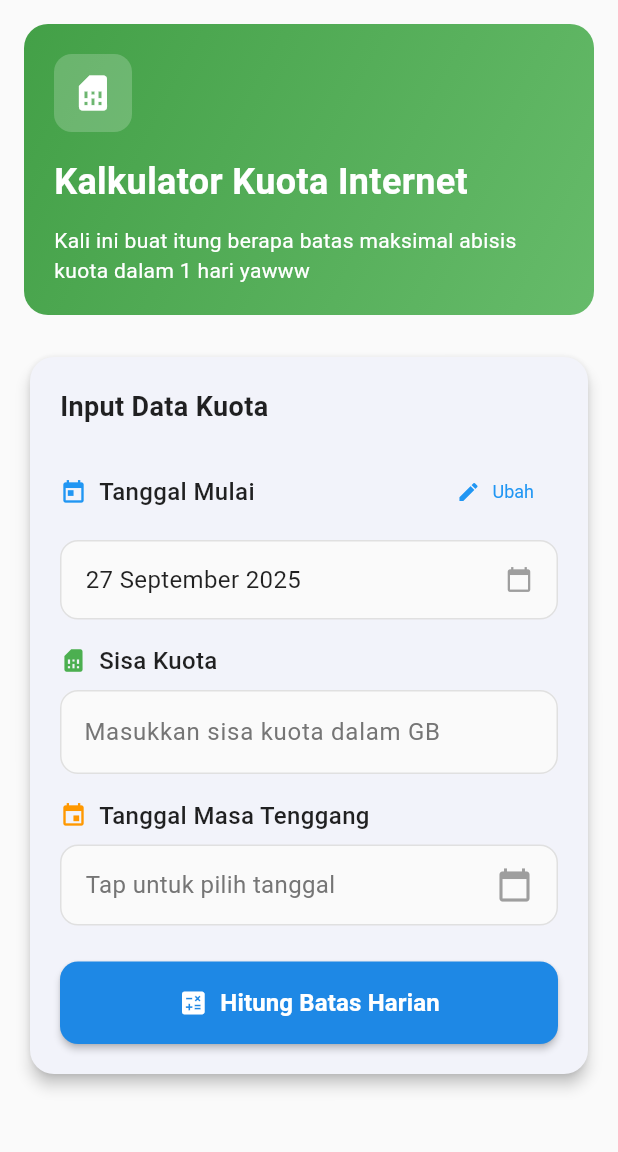
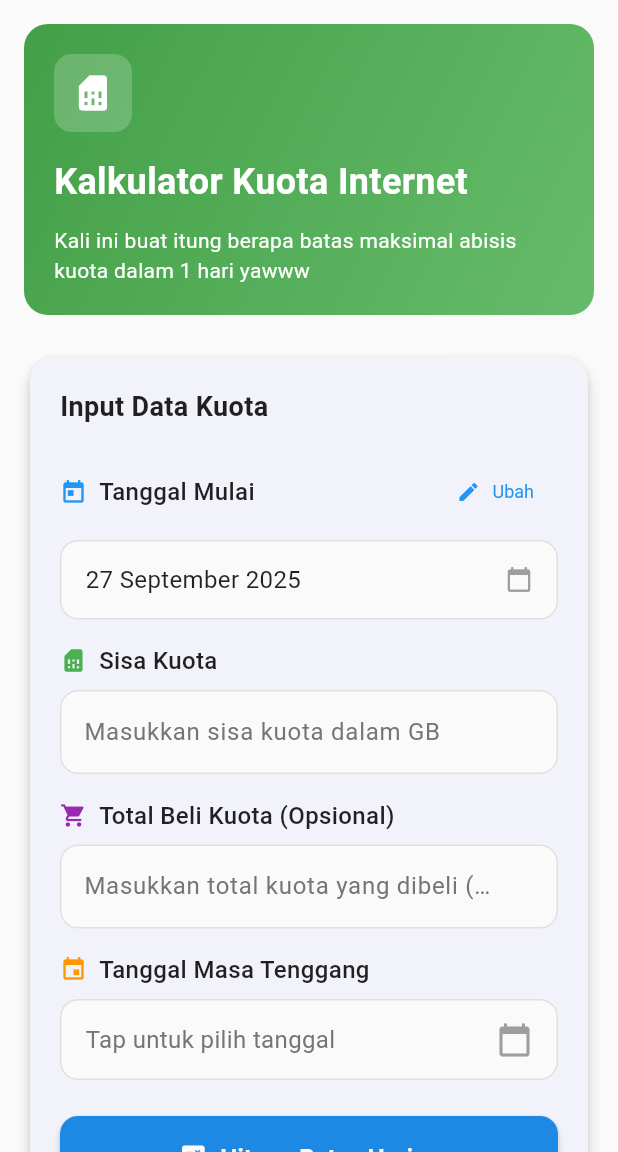
Before and after one commit to ronyumbu/Kalkulator-Kit, a Flutter app: the QuotaCalculatorPage screen opened by its route, on a phone screen of 412 x 824 dp, the part 84-1236 px from its top. Run offline on Flutter 3.47's test engine with Material 3 defaults, Android fonts, the phone set to English and light mode, and no system bars.

Commit message:
Tambah fitur hitung sisa kuota

```diff
--- a/lib/models/quota_data.dart
+++ b/lib/models/quota_data.dart
@@ -2,11 +2,13 @@ class QuotaData {
   final DateTime currentDate;
   final DateTime expiryDate;
   final double remainingQuota;
+  final double? totalPurchasedQuota; // Opsional: total kuota yang dibeli
 
   QuotaData({
     required this.currentDate,
     required this.expiryDate,
     required this.remainingQuota,
+    this.totalPurchasedQuota,
   });
 
   int get daysRemaining => expiryDate.difference(currentDate).inDays;
@@ -20,4 +22,11 @@ class QuotaData {
       expiryDate.isAfter(currentDate) &&
       remainingQuota > 0 &&
       daysRemaining <= 365;
+
+  // Jika totalPurchasedQuota diisi, hitung kuota terpakai = total - sisa (minimal 0)
+  double? get usedQuota {
+    if (totalPurchasedQuota == null) return null;
+    final used = totalPurchasedQuota! - remainingQuota;
+    return used > 0 ? used : 0.0;
+  }
 }
--- a/lib/pages/quota_calculator_page.dart
+++ b/lib/pages/quota_calculator_page.dart
@@ -14,6 +14,7 @@ class QuotaCalculatorPage extends StatefulWidget {
 class _QuotaCalculatorPageState extends State<QuotaCalculatorPage> {
   final GlobalKey<ScaffoldState> _scaffoldKey = GlobalKey<ScaffoldState>();
   final TextEditingController _quotaController = TextEditingController();
+  final TextEditingController _totalPurchasedController = TextEditingController();
   DateTime? _selectedDate;
   DateTime _currentDate = DateTime.now();
   Map<String, String> _errors = {};
@@ -21,6 +22,7 @@ class _QuotaCalculatorPageState extends State<QuotaCalculatorPage> {
   @override
   void dispose() {
     _quotaController.dispose();
+    _totalPurchasedController.dispose();
     super.dispose();
   }
 
@@ -121,6 +123,7 @@ class _QuotaCalculatorPageState extends State<QuotaCalculatorPage> {
       _errors = QuotaCalculationService.validateInputs(
         expiryDate: _selectedDate,
         quotaText: _quotaController.text,
+        totalPurchasedText: _totalPurchasedController.text,
         currentDate: _currentDate,
       );
     });
@@ -130,6 +133,7 @@ class _QuotaCalculatorPageState extends State<QuotaCalculatorPage> {
       final result = QuotaCalculationService.calculateQuota(
         expiryDate: _selectedDate,
         quotaText: _quotaController.text,
+        totalPurchasedText: _totalPurchasedController.text,
         currentDate: _currentDate,
       );
 
@@ -150,6 +154,7 @@ class _QuotaCalculatorPageState extends State<QuotaCalculatorPage> {
   void _resetForm() {
     setState(() {
       _quotaController.clear();
+      _totalPurchasedController.clear();
       _selectedDate = null;
       _currentDate = DateTime.now();
       _errors.clear();
@@ -250,6 +255,7 @@ class _QuotaCalculatorPageState extends State<QuotaCalculatorPage> {
             // Form input section
             QuotaCalculatorForm(
               quotaController: _quotaController,
+              totalPurchasedController: _totalPurchasedController,
               selectedDate: _selectedDate,
               currentDate: _currentDate,
               errors: _errors,
--- a/lib/services/quota_calculation_service.dart
+++ b/lib/services/quota_calculation_service.dart
@@ -4,6 +4,7 @@ class QuotaCalculationService {
   static Map<String, String> validateInputs({
     required DateTime? expiryDate,
     required String quotaText,
+    String? totalPurchasedText,
     DateTime? currentDate,
   }) {
     Map<String, String> errors = {};
@@ -38,12 +39,26 @@ class QuotaCalculationService {
       }
     }
 
+    // Validate optional total purchased quota
+    if (totalPurchasedText != null && totalPurchasedText.trim().isNotEmpty) {
+      final total = double.tryParse(totalPurchasedText.replaceAll(',', '.'));
+      final remaining = double.tryParse(quotaText.replaceAll(',', '.'));
+      if (total == null) {
+        errors['totalPurchased'] = 'Masukkan total beli kuota yang valid';
+      } else if (total <= 0) {
+        errors['totalPurchased'] = 'Total beli kuota harus lebih dari 0';
+      } else if (remaining != null && total < remaining) {
+        errors['totalPurchased'] = 'Total beli kuota tidak boleh kurang dari sisa kuota';
+      }
+    }
+
     return errors;
   }
 
   static QuotaData? calculateQuota({
     required DateTime? expiryDate,
     required String quotaText,
+    String? totalPurchasedText,
     DateTime? currentDate,
   }) {
     if (expiryDate == null || quotaText.isEmpty) return null;
@@ -51,12 +66,21 @@ class QuotaCalculationService {
     double? quota = double.tryParse(quotaText.replaceAll(',', '.'));
     if (quota == null || quota <= 0) return null;
 
+    double? totalPurchased;
+    if (totalPurchasedText != null && totalPurchasedText.trim().isNotEmpty) {
+      final parsed = double.tryParse(totalPurchasedText.replaceAll(',', '.'));
+      if (parsed != null && parsed > 0) {
+        totalPurchased = parsed;
+      }
+    }
+
     DateTime useCurrentDate = currentDate ?? DateTime.now();
 
     return QuotaData(
       currentDate: useCurrentDate,
       expiryDate: expiryDate,
       remainingQuota: quota,
+      totalPurchasedQuota: totalPurchased,
     );
   }
 
--- a/lib/widgets/quota_calculator_form.dart
+++ b/lib/widgets/quota_calculator_form.dart
@@ -4,6 +4,7 @@ import '../services/quota_calculation_service.dart';
 
 class QuotaCalculatorForm extends StatefulWidget {
   final TextEditingController quotaController;
+  final TextEditingController? totalPurchasedController;
   final DateTime? selectedDate;
   final DateTime currentDate;
   final Map<String, String> errors;
@@ -15,6 +16,7 @@ class QuotaCalculatorForm extends StatefulWidget {
   const QuotaCalculatorForm({
     super.key,
     required this.quotaController,
+    this.totalPurchasedController,
     required this.selectedDate,
     required this.currentDate,
     required this.errors,
@@ -56,6 +58,10 @@ class _QuotaCalculatorFormState extends State<QuotaCalculatorForm> {
             // Remaining Quota Input
             _buildQuotaField(),
             const SizedBox(height: 16),
+
+              // Optional Total Purchased Quota Input
+              _buildTotalPurchasedField(),
+              const SizedBox(height: 16),
 
             // Expiry Date (Date Picker)
             _buildExpiryDateField(),
@@ -249,6 +255,63 @@ class _QuotaCalculatorFormState extends State<QuotaCalculatorForm> {
     );
   }
 
+  Widget _buildTotalPurchasedField() {
+    return Column(
+      crossAxisAlignment: CrossAxisAlignment.start,
+      children: [
+        Row(
+          children: [
+            const Icon(Icons.shopping_cart, color: Colors.purple, size: 18),
+            const SizedBox(width: 8),
+            const Text(
+              'Total Beli Kuota (Opsional)',
+              style: TextStyle(
+                fontSize: 16,
+                fontWeight: FontWeight.w500,
+                color: Colors.black87,
+              ),
+            ),
+          ],
+        ),
+        const SizedBox(height: 8),
+        TextFormField(
+          controller: widget.totalPurchasedController,
+          keyboardType: const TextInputType.numberWithOptions(decimal: true),
+          onChanged: (value) => widget.onInputChanged?.call(),
+          inputFormatters: [
+            FilteringTextInputFormatter.allow(RegExp(r'[0-9.,]')),
+          ],
+          style: const TextStyle(color: Colors.black87, fontSize: 16),
+          decoration: InputDecoration(
+            hintText: 'Masukkan total kuota yang dibeli (GB)',
+            hintStyle: TextStyle(color: Colors.grey[600]),
+            suffixText: 'GB',
+            suffixStyle: TextStyle(color: Colors.grey[700]),
+            errorText: widget.errors['totalPurchased'],
+            filled: true,
+            fillColor: Colors.grey[50],
+            border: OutlineInputBorder(
+              borderRadius: BorderRadius.circular(12),
+              borderSide: BorderSide(color: Colors.grey[300]!),
+            ),
+            enabledBorder: OutlineInputBorder(
+              borderRadius: BorderRadius.circular(12),
+              borderSide: BorderSide(color: Colors.grey[300]!),
+            ),
+            focusedBorder: OutlineInputBorder(
+              borderRadius: BorderRadius.circular(12),
+              borderSide: const BorderSide(color: Colors.blue, width: 2),
+            ),
+            errorBorder: OutlineInputBorder(
+              borderRadius: BorderRadius.circular(12),
+              borderSide: const BorderSide(color: Colors.red),
+            ),
+          ),
+        ),
+      ],
+    );
+  }
+
   Widget _buildCalculateButton() {
     return SizedBox(
       width: double.infinity,
--- a/lib/widgets/quota_result_dialog.dart
+++ b/lib/widgets/quota_result_dialog.dart
@@ -95,6 +95,15 @@ class QuotaResultDialog extends StatelessWidget {
                       Icons.storage,
                       Colors.blue,
                     ),
+                    if (quotaData.usedQuota != null) ...[
+                      const SizedBox(height: 12),
+                      _buildDetailRow(
+                        'Kuota Terpakai',
+                        '${quotaData.usedQuota!.toStringAsFixed(1)} GB',
+                        Icons.outbox,
+                        Colors.purple,
+                      ),
+                    ],
                     const SizedBox(height: 12),
                     _buildDetailRow(
                       'Hari Tersisa',
```
Also changed, not shown: 1 other file.
